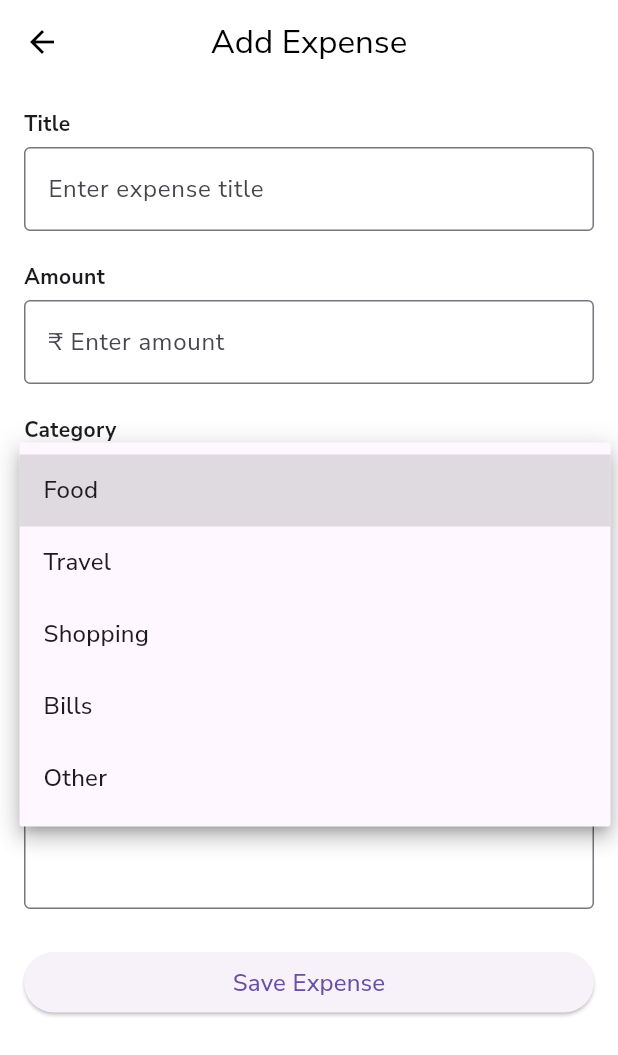
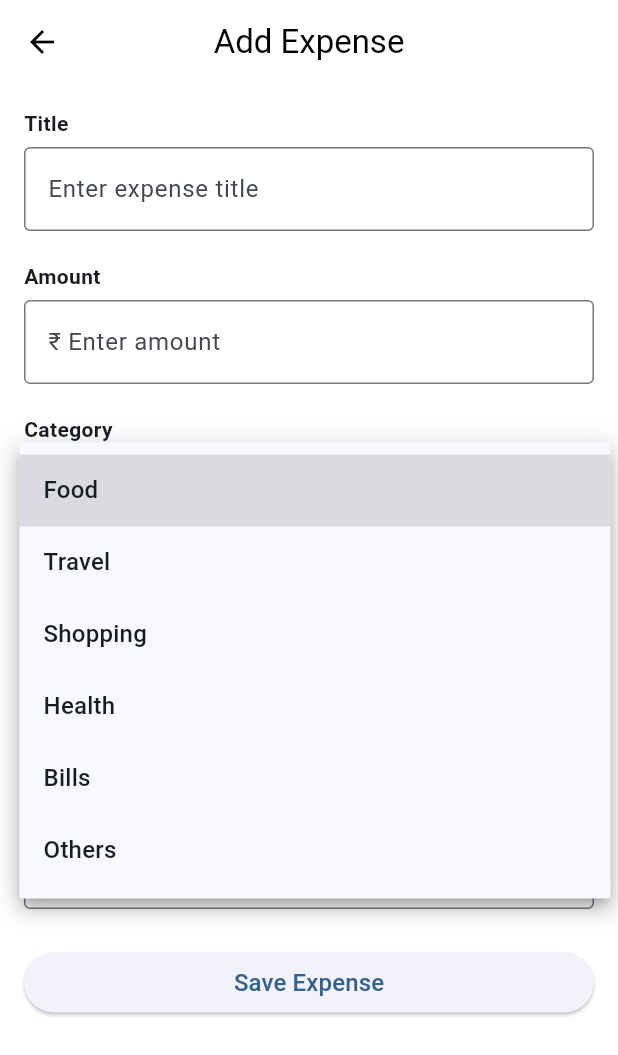
Before and after one commit to prashanthgk007/Expense-Tracker-Flutter-Firebase-, a Flutter app: the AddExpenseScreen screen opened by its route, after a tap on "Food", on a phone screen of 412 x 824 dp. Shown: the top 1055 px of the screen. Run offline on Flutter 3.47's test engine with Material 3 defaults, Android fonts, the phone set to English and light mode, and no system bars; our stand-ins replace bloc, cloud_firestore, cloud_functions, equatable, firebase_auth, firebase_core and 4 more; accounts and stored records are empty.

```diff
--- /dev/null
+++ b/lib/Helper/data.dart
@@ -0,0 +1,48 @@
+import 'package:expense_tracker_app/Helper/enum.dart';
+
+class Data {
+  static List<String> allCategories = [
+    "Food",
+    "Travel",
+    "Shopping",
+    "Health",
+    "Bills",
+    "Others",
+  ];
+
+  static String showCategoryDisplayName(ExpenseCategory category) {
+    switch (category) {
+      case ExpenseCategory.food:
+        return "Food";
+      case ExpenseCategory.travel:
+        return "Travel";
+      case ExpenseCategory.shopping:
+        return "Shopping";
+      case ExpenseCategory.health:
+        return "Health";
+      case ExpenseCategory.bills:
+        return "Bills";
+      case ExpenseCategory.other:
+        return "Others";
+    }
+  }
+
+  static ExpenseCategory getCategoryValueFromList(String category) {
+    switch (category.toLowerCase()) {
+      case 'food':
+        return ExpenseCategory.food;
+      case 'travel':
+        return ExpenseCategory.travel;
+      case 'shopping':
+        return ExpenseCategory.shopping;
+      case 'health':
+        return ExpenseCategory.health;
+      case 'bills':
+        return ExpenseCategory.bills;
+      case 'others':
+        return ExpenseCategory.other;
+      default:
+        return ExpenseCategory.other;
+    }
+  }
+}
--- a/lib/Helper/enum.dart
+++ b/lib/Helper/enum.dart
@@ -3,4 +3,4 @@
 
 enum ChartType { pie, bar, area }
 enum ExpenseBasis { daily, monthly, weekly }
-enum ExpenseCategory { food, travel, shopping, bills, other }
+enum ExpenseCategory { food, travel, shopping, health, bills, other }
--- a/lib/Helper/router.dart
+++ b/lib/Helper/router.dart
@@ -14,17 +14,16 @@ import 'package:expense_tracker_app/Screens/Details/detailScreen.dart';
 import 'package:expense_tracker_app/Screens/Edit/editExpense.dart';
 import 'package:expense_tracker_app/Screens/List/expenseListScreen.dart';
 import 'package:expense_tracker_app/Screens/dashboardScreen.dart';
-import 'package:expense_tracker_app/Screens/forgotPasswordScreen.dart';
+import 'package:expense_tracker_app/Screens/Credential%20Screens/forgotPasswordScreen.dart';
 import 'package:expense_tracker_app/Screens/homeScreen.dart';
-import 'package:expense_tracker_app/Screens/loginScreen.dart';
+import 'package:expense_tracker_app/Screens/Credential%20Screens/loginScreen.dart';
 import 'package:expense_tracker_app/Screens/settingsScreen.dart';
-import 'package:expense_tracker_app/Screens/signUpScreen.dart';
+import 'package:expense_tracker_app/Screens/Credential%20Screens/signUpScreen.dart';
 import 'package:expense_tracker_app/Screens/splashScreen.dart';
 import 'package:flutter/material.dart';
 import 'package:flutter_bloc/flutter_bloc.dart';
 
 class AppRoutes {
-  // Route names (Remain Unchanged)
   static const String splash = '/';
   static const String login = '/login';
   static const String signup = '/signup';
@@ -38,70 +37,76 @@ class AppRoutes {
   static const String forgotPassword = '/forgot-password';
 
   // --------------------------------------------------------------------------
-  // 1. HELPER FOR INDEXEDSTACK (New Method)
+  // 1. HELPER FOR INDEXEDSTACK (New Method) (eg - bottom tab items)
   // --------------------------------------------------------------------------
-  /// This bypasses MaterialPageRoute creation, preventing unnecessary disposal/reloading.
   static Widget getScreenWidget(String routeName) {
     switch (routeName) {
       case dashboard:
-        // BlocProviders for the DashboardScreen
         return MultiBlocProvider(
           providers: [
-            // Ensure BudgetBloc is initialized on first load
             BlocProvider(create: (_) => BudgetBloc()..add(LoadBudget())),
-            // Ensure ExpenseSummaryBloc is initialized on first load
             BlocProvider(
-              create: (context) => ExpenseSummaryBloc()..add(LoadExpenseSummary()),
+              create: (context) =>
+                  ExpenseSummaryBloc()..add(LoadExpenseSummary()),
             ),
           ],
           child: const DashboardScreen(),
         );
 
       case listExpense:
-        // BlocProviders for the ExpenseListScreen
         return MultiBlocProvider(
           providers: [
             BlocProvider(create: (context) => ExpenseBloc()),
             BlocProvider(create: (context) => DeleteExpenseBloc()),
-            // The ExpenseSummaryBloc is likely used here too
             BlocProvider(
-              create: (context) => ExpenseSummaryBloc()..add(LoadExpenseSummary()),
+              create: (context) =>
+                  ExpenseSummaryBloc()..add(LoadExpenseSummary()),
             ),
           ],
           child: const ExpenseListScreen(),
         );
 
       default:
-        // Fallback for screens not intended for IndexedStack
         return const Scaffold(body: Center(child: Text("Invalid Tab Screen")));
     }
   }
 
-
   // --------------------------------------------------------------------------
   // 2. ROUTE GENERATOR (Modified)
   // --------------------------------------------------------------------------
-  /// Generates the MaterialPageRoute for screens accessed via navigation methods (like pushNamed).
   static Route<dynamic> generateRoute(RouteSettings settings) {
-    // These routes are used for full-screen navigation (push/pop)
     switch (settings.name) {
       case splash:
-        return MaterialPageRoute(builder: (_) => const SplashScreen());
+        return MaterialPageRoute(
+          builder: (_) => BlocProvider(
+            create: (context) => AuthBloc(),
+            child: const SplashScreen(),
+          ),
+        );
 
       case home:
-        // HOME screen is the container for the IndexedStack.
         return MaterialPageRoute(builder: (_) => const HomeScreen());
 
       case login:
-        return MaterialPageRoute(builder: (_) => LoginScreen());
+        return MaterialPageRoute(
+          builder: (_) => BlocProvider(
+            create: (context) => AuthBloc(),
+            child: LoginScreen(),
+          ),
+        );
 
       case signup:
-        return MaterialPageRoute(builder: (_) => SignupScreen());
+        return MaterialPageRoute(
+          builder: (_) => BlocProvider(
+            create: (context) => AuthBloc(),
+            child: SignupScreen(),
+          ),
+        );
       case dashboard:
       case listExpense:
-        // If someone pushes directly to these routes, they get the screen with providers
-        return MaterialPageRoute(builder: (_) => getScreenWidget(settings.name!));
-
+        return MaterialPageRoute(
+          builder: (_) => getScreenWidget(settings.name!),
+        );
 
       case addExpense:
         return MaterialPageRoute(
@@ -133,8 +138,11 @@ class AppRoutes {
 
       case setting:
         return MaterialPageRoute(
-          builder: (_) => BlocProvider(
-            create: (context) => UserBloc(),
+          builder: (_) => MultiBlocProvider(
+            providers: [
+              BlocProvider<UserBloc>(create: (_) => UserBloc()),
+              BlocProvider(create: (_) => AuthBloc()),
+            ],
             child: const SettingsScreen(),
           ),
         );
--- a/lib/Screens/Add/addExpense.dart
+++ b/lib/Screens/Add/addExpense.dart
@@ -1,6 +1,7 @@
 import 'package:expense_tracker_app/Bloc/Expense/Add%20Expense/add_expense_bloc.dart';
 import 'package:expense_tracker_app/Bloc/Expense/Add%20Expense/add_expense_event.dart';
 import 'package:expense_tracker_app/Bloc/Expense/Add%20Expense/add_expense_state.dart';
+import 'package:expense_tracker_app/Helper/data.dart';
 import 'package:flutter/material.dart';
 import 'package:flutter_bloc/flutter_bloc.dart';
 import 'package:expense_tracker_app/Model/expenseModel.dart';
@@ -23,20 +24,15 @@ class _AddExpenseScreenState extends State<AddExpenseScreen> {
   ExpenseCategory selectedCategory = ExpenseCategory.food;
   DateTime selectedDate = DateTime.now();
 
-  String getCategoryDisplayName(ExpenseCategory category) {
-    switch (category) {
-      case ExpenseCategory.food:
-        return "Food";
-      case ExpenseCategory.travel:
-        return "Travel";
-      case ExpenseCategory.shopping:
-        return "Shopping";
-      case ExpenseCategory.bills:
-        return "Bills";
-      case ExpenseCategory.other:
-        return "Other";
-    }
-  }
+@override
+void dispose() {
+  titleController.dispose();
+  amountController.dispose();
+  notesController.dispose();
+  super.dispose();
+}
+
+
 
   @override
   Widget build(BuildContext context) {
@@ -115,7 +111,7 @@ class _AddExpenseScreenState extends State<AddExpenseScreen> {
                             .map(
                               (e) => DropdownMenuItem(
                                 value: e,
-                                child: Text(getCategoryDisplayName(e)),
+                                child: Text(Data.showCategoryDisplayName(e)),
                               ),
                             )
                             .toList(),
@@ -226,7 +222,7 @@ class _AddExpenseScreenState extends State<AddExpenseScreen> {
       id: '',
       title: titleController.text.trim(),
       amount: double.tryParse(amountController.text.trim()) ?? 0.0,
-      category: getCategoryDisplayName(selectedCategory),
+      category: Data.showCategoryDisplayName(selectedCategory),
       date: selectedDate,
       notes: notesController.text.trim(),
     );
--- a/lib/Screens/List/expenseListScreen.dart
+++ b/lib/Screens/List/expenseListScreen.dart
@@ -30,6 +30,7 @@ class _ExpenseListScreenState extends State<ExpenseListScreen> {
   Widget build(BuildContext context) {
     return Scaffold(
       floatingActionButton: CommonFAB(
+          heroTag: 'dashboard_fab',
         onPressed: () => Navigator.pushNamed(context, AppRoutes.addExpense),
       ),
 
```
Also changed, not shown: lib/Screens/Credential Screens/forgotPasswordScreen.dart (renamed from lib/Screens/forgotPasswordScreen.dart, +22 -13 lines), lib/Screens/Credential Screens/loginScreen.dart (renamed from lib/Screens/loginScreen.dart, +19 -9 lines), lib/Screens/Credential Screens/signUpScreen.dart (renamed from lib/Screens/signUpScreen.dart, +20 -10 lines), lib/Screens/Edit/editExpense.dart (+4 -35 lines), lib/Screens/dashboardScreen.dart (+15 -5 lines), lib/Screens/settingsScreen.dart (+38 -44 lines), lib/Widgets/floatingActionButton.dart (+4 -3 lines), lib/main.dart (+23 -23 lines), 1 other file.
